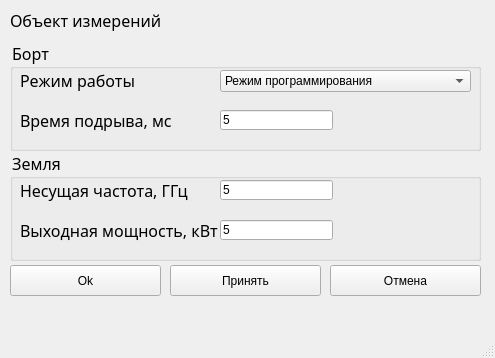
The window that UI/optionPage.ui (amuk1989/PIK-Ka_1) describes before a commit, drawn with Qt 5.
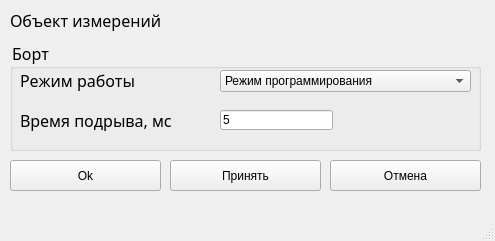
The same window after the commit. Icons and pictures are not drawn.

What changed in the file:
```diff
--- a/UI/optionPage.ui
+++ b/UI/optionPage.ui
@@ -7,7 +7,7 @@
     <x>0</x>
     <y>0</y>
     <width>495</width>
-    <height>358</height>
+    <height>241</height>
    </rect>
   </property>
   <property name="windowTitle">
@@ -148,103 +148,11 @@
      </property>
     </widget>
    </widget>
-   <widget class="QGroupBox" name="earthBox">
-    <property name="geometry">
-     <rect>
-      <x>10</x>
-      <y>150</y>
-      <width>471</width>
-      <height>111</height>
-     </rect>
-    </property>
-    <property name="font">
-     <font>
-      <family>Gilroy</family>
-      <pointsize>12</pointsize>
-      <weight>10</weight>
-      <italic>false</italic>
-      <bold>false</bold>
-     </font>
-    </property>
-    <property name="title">
-     <string>Земля</string>
-    </property>
-    <widget class="QLabel" name="label_4">
-     <property name="geometry">
-      <rect>
-       <x>10</x>
-       <y>30</y>
-       <width>181</width>
-       <height>21</height>
-      </rect>
-     </property>
-     <property name="font">
-      <font>
-       <family>Gilroy</family>
-       <pointsize>12</pointsize>
-       <weight>10</weight>
-       <italic>false</italic>
-       <bold>false</bold>
-      </font>
-     </property>
-     <property name="text">
-      <string>Несущая частота, ГГц</string>
-     </property>
-    </widget>
-    <widget class="QLineEdit" name="frequencyEdit">
-     <property name="geometry">
-      <rect>
-       <x>210</x>
-       <y>30</y>
-       <width>113</width>
-       <height>20</height>
-      </rect>
-     </property>
-     <property name="text">
-      <string>5</string>
-     </property>
-    </widget>
-    <widget class="QLabel" name="label_5">
-     <property name="geometry">
-      <rect>
-       <x>10</x>
-       <y>70</y>
-       <width>201</width>
-       <height>21</height>
-      </rect>
-     </property>
-     <property name="font">
-      <font>
-       <family>Gilroy</family>
-       <pointsize>12</pointsize>
-       <weight>10</weight>
-       <italic>false</italic>
-       <bold>false</bold>
-      </font>
-     </property>
-     <property name="text">
-      <string>Выходная мощность, кВт</string>
-     </property>
-    </widget>
-    <widget class="QLineEdit" name="powerEdit">
-     <property name="geometry">
-      <rect>
-       <x>210</x>
-       <y>70</y>
-       <width>113</width>
-       <height>20</height>
-      </rect>
-     </property>
-     <property name="text">
-      <string>5</string>
-     </property>
-    </widget>
-   </widget>
    <widget class="QPushButton" name="OkButton">
     <property name="geometry">
      <rect>
       <x>10</x>
-      <y>265</y>
+      <y>160</y>
       <width>151</width>
       <height>31</height>
      </rect>
@@ -257,7 +165,7 @@
     <property name="geometry">
      <rect>
       <x>170</x>
-      <y>265</y>
+      <y>160</y>
       <width>151</width>
       <height>31</height>
      </rect>
@@ -270,7 +178,7 @@
     <property name="geometry">
      <rect>
       <x>330</x>
-      <y>265</y>
+      <y>160</y>
       <width>151</width>
       <height>31</height>
      </rect>
```
